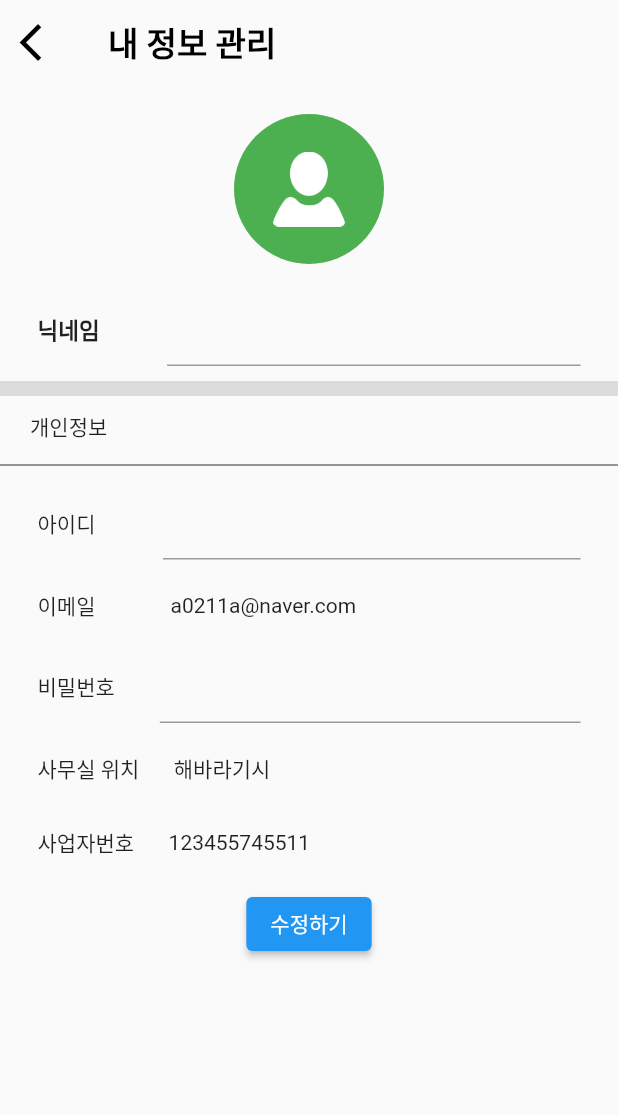
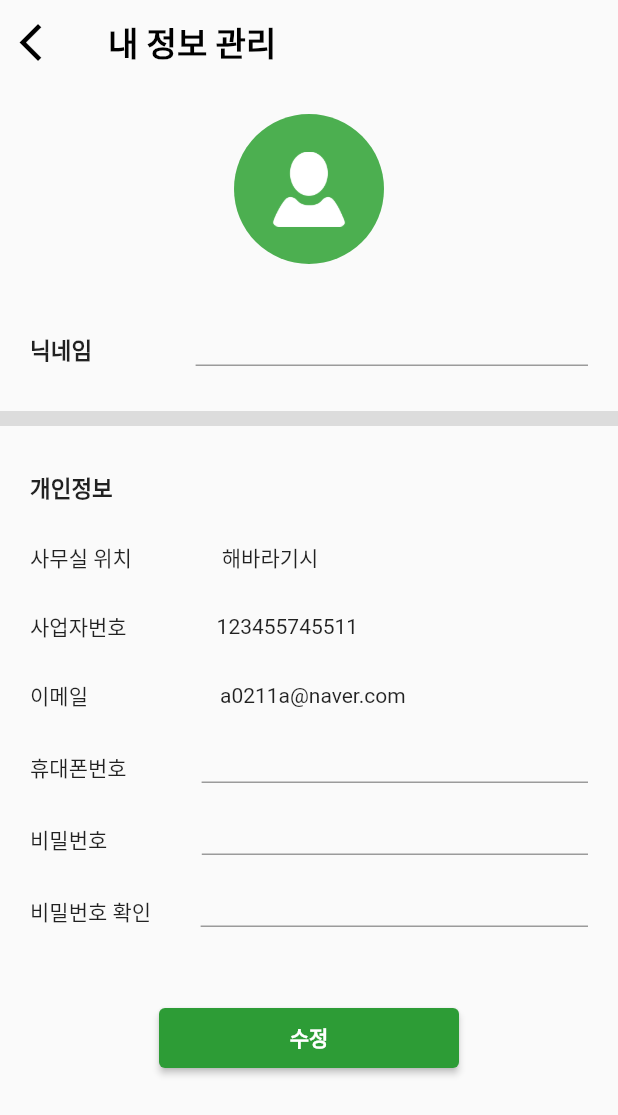
Before and after one commit to WhyAreYouSoMad/sporting_app, a Flutter app: the CompanyInfoUpdatePage screen opened directly, on a phone screen of 412 x 824 dp. Shown: the top 1115 px of the screen. Run offline on Flutter 3.47's test engine with Material 2 defaults, Android fonts, the phone set to English and light mode, and no system bars; our stand-ins replace cached_network_image, curved_navigation_bar, dio, flutter_riverpod, flutter_secure_storage, logger and 1 more; missing offline and left inert: remedi_kopo; accounts and stored records are empty.

Commit message:
GFP-68 기업 회원 정보 수정 페이지 리팩토링

```diff
--- a/lib/view/pages/company/company_info/company_info_udate/company_info_body.dart
+++ /dev/null
@@ -1,50 +0,0 @@
-import 'package:flutter/material.dart';
-import 'package:sporting_app/view/pages/company/company_info/company_info_udate/company_info_update_contents.dart';
-
-class CompanyInfoBody extends StatefulWidget {
-  const CompanyInfoBody({Key? key}) : super(key: key);
-
-  @override
-  State<CompanyInfoBody> createState() => _CompanyInfoBodyState();
-}
-
-class _CompanyInfoBodyState extends State<CompanyInfoBody> {
-
-
-  @override
-  Widget build(BuildContext context) {
-    return ListView(
-      children: [
-        Column(
-          children: [
-            MyImage(),
-            MyName(),
-            Divider(thickness: 10, height: 30),
-            _Text(),
-            Divider(thickness: 1, height: 30, color: Colors.black54),
-            BottomContent(),
-          ],
-        ),
-      ],
-    );
-  }
-
-
-
-  Widget _Text() {
-    return Padding(
-      padding: const EdgeInsets.symmetric(horizontal: 20),
-      child: Row(
-        children: [
-          Text("개인정보", textAlign: TextAlign.start),
-        ],
-      ),
-    );
-  }
-
-
-
-
-
-
-}
--- a/lib/view/pages/company/company_info/company_info_udate/company_info_update_contents.dart
+++ /dev/null
@@ -1,156 +0,0 @@
-import 'package:flutter/material.dart';
-
-class BottomContent extends StatelessWidget {
-  const BottomContent({Key? key}) : super(key: key);
-
-  @override
-  Widget build(BuildContext context) {
-    return Padding(
-      padding: const EdgeInsets.symmetric(horizontal: 25),
-      child: Column(
-        children: [
-          _idInformation(),
-          _email(),
-          _passwordInformation(),
-          _above(),
-          _number(),
-          _button(context)
-        ],
-      ),
-    );
-  }
-  ElevatedButton _button(BuildContext context) {
-    return ElevatedButton(
-        onPressed: () {
-          Navigator.of(context).pop();
-        },
-        child: Text("수정하기"));
-  }
-
-  Padding _number() {
-    return Padding(
-      padding: const EdgeInsets.only(bottom: 20),
-      child: Row(
-        children: [Text("사업자번호"), SizedBox(width: 23), Text("123455745511")],
-      ),
-    );
-  }
-  Padding _above() {
-    return Padding(
-      padding: const EdgeInsets.only(top: 20, bottom: 28),
-      child: Row(
-        children: [Text("사무실 위치"), SizedBox(width: 23), Text("해바라기시")],
-      ),
-    );
-  }
-
-  Row _passwordInformation() {
-    return Row(
-      children: [
-        Text("비밀번호"),
-        SizedBox(width: 30),
-        Expanded(
-          child: TextFormField(
-            decoration: InputDecoration(
-              contentPadding: EdgeInsets.symmetric(horizontal: 10),
-            ),
-          ),
-        ),
-      ],
-    );
-  }
-  Padding _email() {
-    return Padding(
-      padding: const EdgeInsets.only(top: 20, bottom: 20),
-      child: Row(
-        children: [Text("이메일"), SizedBox(width: 50), Text("a0211a@naver.com")],
-      ),
-    );
-  }
-
-  Row _idInformation() {
-    return Row(
-      children: [
-        Text("아이디"),
-        SizedBox(width: 45),
-        Expanded(
-          child: TextFormField(
-            decoration: InputDecoration(
-              contentPadding: EdgeInsets.symmetric(horizontal: 10),
-            ),
-          ),
-        ),
-      ],
-    );
-  }
-}
-
-class MyImage extends StatefulWidget {
-
-  const MyImage({Key? key}) : super(key: key);
-
-  @override
-  State<MyImage> createState() => _MyImageState();
-}
-
-class _MyImageState extends State<MyImage> {
-  bool _isImageSelected = true;
-
-  void _changeImage() {
-    setState(() {
-      _isImageSelected = !_isImageSelected;
-    });
-  }
-  @override
-  Widget build(BuildContext context) {
-
-    return Padding(
-        padding: const EdgeInsets.symmetric(vertical: 20),
-        child: ClipRRect(
-          borderRadius: BorderRadius.circular(100),
-          child: GestureDetector(
-            onTap: _changeImage,
-            child: Container(
-              width: 100,
-              height: 100,
-              color: Colors.green,
-              child: Center(
-                child: _isImageSelected
-                    ? Image.asset("assets/images/icons/man.png",
-                    color: Colors.white, width: 50, height: 50)
-                    : Image.asset("assets/images/icons/her.png",
-                    color: Colors.white, width: 50, height: 50),
-              ),
-            ),
-          ),
-        ),
-      );
-    }
-}
-
-class MyName extends StatelessWidget {
-  const MyName({Key? key}) : super(key: key);
-
-  @override
-  Widget build(BuildContext context) {
-    return Padding(
-        padding: const EdgeInsets.symmetric(horizontal: 25),
-        child: Row(
-          children: [
-            Text(
-              "닉네임",
-              style: TextStyle(fontSize: 15, fontWeight: FontWeight.bold),
-            ),
-            SizedBox(width: 45),
-            Expanded(
-              child: TextFormField(
-                decoration: InputDecoration(
-                  contentPadding: EdgeInsets.symmetric(horizontal: 10),
-                ),
-              ),
-            ),
-          ],
-        ),
-      );
-    }
-  }
--- a/lib/view/pages/company/company_info/components/company_info_contents.dart
+++ b/lib/view/pages/company/company_info/components/company_info_contents.dart
@@ -3,7 +3,7 @@ import 'package:flutter_riverpod/flutter_riverpod.dart';
 import 'package:sporting_app/core/constants/my_colors.dart';
 import 'package:sporting_app/provider/session_provider.dart';
 import 'package:sporting_app/view/components/my_list_tile.dart';
-import 'package:sporting_app/view/pages/company/company_info/company_info_update_page.dart';
+import 'package:sporting_app/view/pages/company/company_info_update/company_info_update_page.dart';
 import 'package:sporting_app/view/pages/company/company_stadium_list/company_stadium_list_page.dart';
 
 class CompanyInfoContents extends ConsumerWidget {
@@ -42,7 +42,7 @@ class CompanyInfoContents extends ConsumerWidget {
                 title: ref.watch(sessionProvider).user!.nickname,
                 subtitle: "내정보 관리 >",
                 funSubtitle: () {
-                  Navigator.of(context).push(MaterialPageRoute(builder: (_) => CompanyInfoUpdatePage()));
+                  Navigator.push(context, MaterialPageRoute(builder: (_) => CompanyInfoUpdatePage()));
                 },
               ),
             ),
--- a/lib/view/pages/company/company_info/company_info_update_page.dart
+++ b/lib/view/pages/company/company_info_update/company_info_update_page.dart
@@ -1,7 +1,7 @@
 import 'package:flutter/material.dart';
 import 'package:sporting_app/core/constants/my_colors.dart';
-import 'package:sporting_app/view/pages/company/company_info/company_info_udate/company_info_body.dart';
 
+import 'components/company_info_update_body.dart';
 
 class CompanyInfoUpdatePage extends StatelessWidget {
   const CompanyInfoUpdatePage({Key? key}) : super(key: key);
@@ -9,30 +9,33 @@ class CompanyInfoUpdatePage extends StatelessWidget {
   @override
   Widget build(BuildContext context) {
     return SafeArea(
-        child: Scaffold(
-      appBar: _company_info_update_appbar(context),
-      body: CompanyInfoBody(),
-    ));
+      child: Scaffold(
+        appBar: _companyInfoUpdateAppbar(context),
+        body: CompanyInfoUpdateBody(),
+      ),
+    );
   }
 
-  AppBar _company_info_update_appbar(BuildContext context) {
+  AppBar _companyInfoUpdateAppbar(BuildContext context) {
     return AppBar(
       elevation: 0,
       leading: IconButton(
         onPressed: () {
-          Navigator.of(context).pop();
+          Navigator.pop(context);
         },
-        icon: Icon(
+        icon: const Icon(
           Icons.arrow_back_ios,
           color: kBlackColor,
           size: 30,
         ),
       ),
-      title: Text("내 정보 관리", style: TextStyle(
-        color: kBlackColor,
-        fontWeight: FontWeight.bold,
-        fontSize: 22,
-      ),
+      title: const Text(
+        "내 정보 관리",
+        style: TextStyle(
+          color: kBlackColor,
+          fontWeight: FontWeight.bold,
+          fontSize: 22,
+        ),
       ),
     );
   }
--- /dev/null
+++ b/lib/view/pages/company/company_info_update/components/company_info_update_body.dart
@@ -0,0 +1,63 @@
+import 'package:flutter/material.dart';
+import 'package:sporting_app/view/components/my_button.dart';
+import 'package:sporting_app/view/pages/company/company_info_update/components/company_info_update_form.dart';
+import 'package:sporting_app/view/pages/company/company_info_update/components/company_info_update_header.dart';
+
+class CompanyInfoUpdateBody extends StatelessWidget {
+  final _formKey = GlobalKey<FormState>();
+  final TextEditingController _nickname = TextEditingController();
+  final TextEditingController _tel = TextEditingController();
+  final TextEditingController _password = TextEditingController();
+  final TextEditingController _checkPassword = TextEditingController();
+  CompanyInfoUpdateBody({Key? key}) : super(key: key);
+
+  @override
+  Widget build(BuildContext context) {
+    return Form(
+      key: _formKey,
+      child: ListView(
+        children: [
+          CompanyInfoUpdateHeader(nicknameCon: _nickname),
+          const SizedBox(height: 20),
+          const Divider(thickness: 10, height: 30),
+          const SizedBox(height: 20),
+          Padding(
+            padding: EdgeInsets.symmetric(horizontal: 20),
+            child: Column(
+              children: [
+                const Align(
+                  alignment: Alignment.centerLeft,
+                  child: Text(
+                    "개인정보",
+                    style: TextStyle(fontSize: 15, fontWeight: FontWeight.bold),
+                  ),
+                ),
+                const SizedBox(height: 25),
+                const Row(
+                  children: [Text("사무실 위치"), SizedBox(width: 60), Text("해바라기시")],
+                ),
+                const SizedBox(height: 25),
+                const Row(
+                  children: [Text("사업자번호"), SizedBox(width: 60), Text("123455745511")],
+                ),
+                const SizedBox(height: 25),
+                CompanyInfoUpdateForm(telCon: _tel, passwordCon: _password, checkPasswordCon: _checkPassword),
+                const SizedBox(height: 50),
+                MyButton(
+                  funButton: () {
+                    Navigator.pop(context);
+                  },
+                  text: '수정',
+                  fontWeight: FontWeight.bold,
+                  width: 200,
+                ),
+              ],
+            ),
+          ),
+        ],
+      ),
+    );
+  }
+
+
+}
--- /dev/null
+++ b/lib/view/pages/company/company_info_update/components/company_info_update_form.dart
@@ -0,0 +1,79 @@
+import 'package:flutter/material.dart';
+
+class CompanyInfoUpdateForm extends StatelessWidget {
+  final TextEditingController telCon;
+  final TextEditingController passwordCon;
+  final TextEditingController checkPasswordCon;
+
+  const CompanyInfoUpdateForm({Key? key, required this.telCon, required this.passwordCon, required this.checkPasswordCon}) : super(key: key);
+
+  @override
+  Widget build(BuildContext context) {
+    return Column(
+      children: [_email(), _tel(), _password(), _checkPassword()],
+    );
+  }
+
+  Row _password() {
+    return Row(
+      crossAxisAlignment: CrossAxisAlignment.end,
+      children: [
+        const Text("비밀번호"),
+        const SizedBox(width: 63),
+        Expanded(
+          child: TextFormField(
+            controller: passwordCon,
+            decoration: const InputDecoration(
+              contentPadding: EdgeInsets.only(right: 10, left: 10),
+            ),
+            style: TextStyle(fontSize: 14),
+          ),
+        ),
+      ],
+    );
+  }
+
+  Row _checkPassword() {
+    return Row(
+      crossAxisAlignment: CrossAxisAlignment.end,
+      children: [
+        const Text("비밀번호 확인"),
+        const SizedBox(width: 33),
+        Expanded(
+          child: TextFormField(
+            controller: checkPasswordCon,
+            decoration: const InputDecoration(
+              contentPadding: EdgeInsets.only(right: 10, left: 10),
+            ),
+            style: TextStyle(fontSize: 14),
+          ),
+        ),
+      ],
+    );
+  }
+
+  Row _tel() {
+    return Row(
+      crossAxisAlignment: CrossAxisAlignment.end,
+      children: [
+        const Text("휴대폰번호"),
+        const SizedBox(width: 50),
+        Expanded(
+          child: TextFormField(
+            controller: telCon,
+            decoration: const InputDecoration(
+              contentPadding: EdgeInsets.symmetric(horizontal: 10),
+            ),
+            style: TextStyle(fontSize: 14),
+          ),
+        ),
+      ],
+    );
+  }
+
+  Row _email() {
+    return const Row(
+      children: [Text("이메일"), SizedBox(width: 88), Text("a0211a@naver.com")],
+    );
+  }
+}
--- /dev/null
+++ b/lib/view/pages/company/company_info_update/components/company_info_update_header.dart
@@ -0,0 +1,51 @@
+import 'package:flutter/material.dart';
+
+class CompanyInfoUpdateHeader extends StatelessWidget {
+  final TextEditingController nicknameCon;
+
+  const CompanyInfoUpdateHeader({Key? key, required this.nicknameCon}) : super(key: key);
+
+  @override
+  Widget build(BuildContext context) {
+    return Column(
+      children: [
+        Padding(
+          padding: const EdgeInsets.symmetric(vertical: 20),
+          child: ClipRRect(
+            borderRadius: BorderRadius.circular(100),
+            child: Container(
+              width: 100,
+              height: 100,
+              color: Colors.green,
+              child: Center(
+                  child: Image.asset("assets/images/icons/man.png",
+                      color: Colors.white, width: 50, height: 50)
+              ),
+            ),
+          ),
+        ),
+        Padding(
+          padding: const EdgeInsets.symmetric(horizontal: 20),
+          child: Row(
+            crossAxisAlignment: CrossAxisAlignment.end,
+            children: [
+              const Text(
+                "닉네임",
+                style: TextStyle(fontSize: 15, fontWeight: FontWeight.bold),
+              ),
+              const SizedBox(width: 69),
+              Expanded(
+                child: TextFormField(
+                  controller: nicknameCon,
+                  decoration: const InputDecoration(
+                    contentPadding: EdgeInsets.symmetric(horizontal: 10),
+                  ),
+                ),
+              ),
+            ],
+          ),
+        ),
+      ],
+    );
+  }
+}
```
